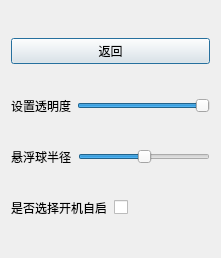
Before: the Qt Designer form AppeaRemind/settingdia.ui in yzc0731/copy_from_xiang, drawn with Qt 5.
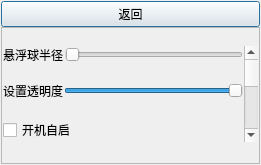
After: the same form once the commit is applied.

The edit to the form file:
```diff
--- a/AppeaRemind/settingdia.ui
+++ b/AppeaRemind/settingdia.ui
@@ -6,14 +6,34 @@
    <rect>
     <x>0</x>
     <y>0</y>
-    <width>221</width>
-    <height>258</height>
+    <width>261</width>
+    <height>165</height>
    </rect>
   </property>
   <property name="windowTitle">
    <string>Dialog</string>
   </property>
+  <layout class="QGridLayout" name="gridLayout_4">
+   <property name="leftMargin">
+    <number>1</number>
+   </property>
+   <property name="topMargin">
+    <number>1</number>
+   </property>
+   <property name="rightMargin">
+    <number>1</number>
+   </property>
+   <property name="bottomMargin">
+    <number>1</number>
+   </property>
+   <property name="horizontalSpacing">
+    <number>1</number>
+   </property>
+   <item row="0" column="0">
   <layout class="QGridLayout" name="gridLayout">
+     <property name="spacing">
+      <number>0</number>
+     </property>
    <item row="0" column="0">
     <widget class="QPushButton" name="backBtn">
      <property name="text">
@@ -22,6 +42,30 @@
     </widget>
    </item>
    <item row="1" column="0">
+      <widget class="QFrame" name="frame">
+       <property name="frameShape">
+        <enum>QFrame::StyledPanel</enum>
+       </property>
+       <property name="frameShadow">
+        <enum>QFrame::Raised</enum>
+       </property>
+       <layout class="QGridLayout" name="gridLayout_3">
+        <property name="leftMargin">
+         <number>1</number>
+        </property>
+        <property name="topMargin">
+         <number>1</number>
+        </property>
+        <property name="rightMargin">
+         <number>1</number>
+        </property>
+        <property name="bottomMargin">
+         <number>1</number>
+        </property>
+        <property name="spacing">
+         <number>1</number>
+        </property>
+        <item row="1" column="0">
     <layout class="QHBoxLayout" name="horizontalLayout">
      <item>
       <widget class="QLabel" name="pacitySetLabel">
@@ -48,8 +92,11 @@
      </item>
     </layout>
    </item>
-   <item row="2" column="0">
+        <item row="0" column="0">
     <layout class="QHBoxLayout" name="horizontalLayout_3">
+          <property name="spacing">
+           <number>1</number>
+          </property>
      <item>
       <widget class="QLabel" name="label">
        <property name="text">
@@ -60,14 +107,11 @@
      <item>
       <widget class="QSlider" name="horizontalSlider_2">
        <property name="minimum">
-        <number>30</number>
-       </property>
-       <property name="maximum">
-        <number>70</number>
-       </property>
-       <property name="value">
         <number>50</number>
        </property>
+            <property name="maximum">
+             <number>99</number>
+            </property>
        <property name="orientation">
         <enum>Qt::Horizontal</enum>
        </property>
@@ -75,20 +119,21 @@
      </item>
     </layout>
    </item>
-   <item row="3" column="0">
-    <layout class="QHBoxLayout" name="horizontalLayout_2">
-     <item>
-      <widget class="QLabel" name="label_2">
-       <property name="text">
-        <string>是否选择开机自启</string>
+        <item row="0" column="1" rowspan="3">
+         <widget class="QScrollBar" name="verticalScrollBar">
+          <property name="orientation">
+           <enum>Qt::Vertical</enum>
        </property>
       </widget>
      </item>
-     <item>
+        <item row="2" column="0">
       <widget class="QCheckBox" name="checkBox">
        <property name="text">
-        <string/>
-       </property>
+           <string>开机自启</string>
+          </property>
+         </widget>
+        </item>
+       </layout>
       </widget>
      </item>
     </layout>
```
Lines whose indentation alone changed are shown as unchanged.
